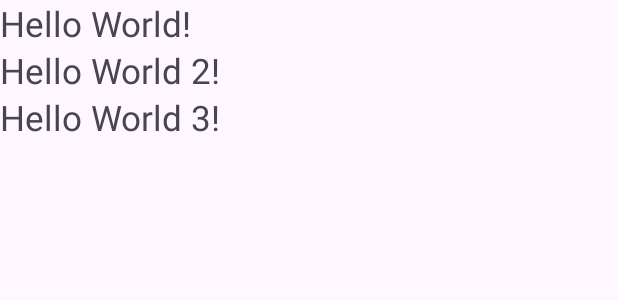
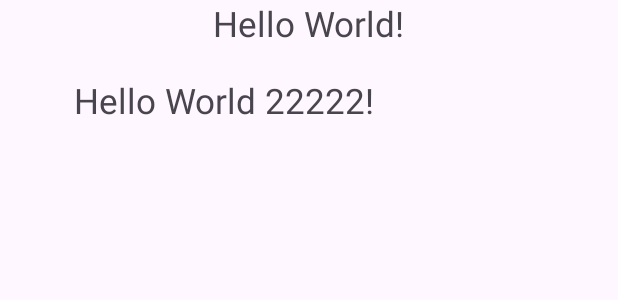
Before and after one commit to yansena/layouts-app, an Android app: the layout activity_main.xml on its own in the app's theme, with its tools: preview values and no code run, on a phone screen of 412 x 824 dp. Shown: the top 300 px of the screen. Run offline under Robolectric (Android 15) with nearby library versions, the phone set to English and light mode, and no system bars.

Commit message:
Relative Layout

```diff
--- a/app/src/main/res/layout/activity_main.xml
+++ b/app/src/main/res/layout/activity_main.xml
@@ -1,17 +1,19 @@
 <?xml version="1.0" encoding="utf-8"?>
-<LinearLayout
+<RelativeLayout
     xmlns:android="http://schemas.android.com/apk/res/android"
     xmlns:app="http://schemas.android.com/apk/res-auto"
     xmlns:tools="http://schemas.android.com/tools"
 
     android:id="@+id/main"
-    android:orientation="vertical"
     android:layout_width="match_parent"
     android:layout_height="match_parent"
     tools:context=".MainActivity">
 
 
     <TextView
+        android:layout_centerHorizontal="true"
+
+        android:id="@+id/text1"
         android:layout_width="wrap_content"
         android:layout_height="wrap_content"
         android:text="Hello World!"
@@ -21,21 +23,14 @@
         app:layout_constraintStart_toStartOf="parent"
         app:layout_constraintTop_toTopOf="parent" />
 
-
     <TextView
+        android:layout_below="@+id/text1"
+        android:layout_alignEnd="@+id/text1"
+        android:id="@+id/text2"
         android:layout_width="wrap_content"
         android:layout_height="wrap_content"
-        android:text="Hello World 2!"
-        android:textSize="23sp"
-        app:layout_constraintBottom_toBottomOf="parent"
-        app:layout_constraintEnd_toEndOf="parent"
-        app:layout_constraintStart_toStartOf="parent"
-        app:layout_constraintTop_toTopOf="parent" />
-
-    <TextView
-        android:layout_width="wrap_content"
-        android:layout_height="wrap_content"
-        android:text="Hello World 3!"
+        android:text="Hello World 22222!"
+        android:layout_margin="20dp"
         android:textSize="23sp"
         app:layout_constraintBottom_toBottomOf="parent"
         app:layout_constraintEnd_toEndOf="parent"
@@ -43,4 +38,5 @@
         app:layout_constraintTop_toTopOf="parent" />
 
 
-</LinearLayout>
+
+</RelativeLayout>
```
